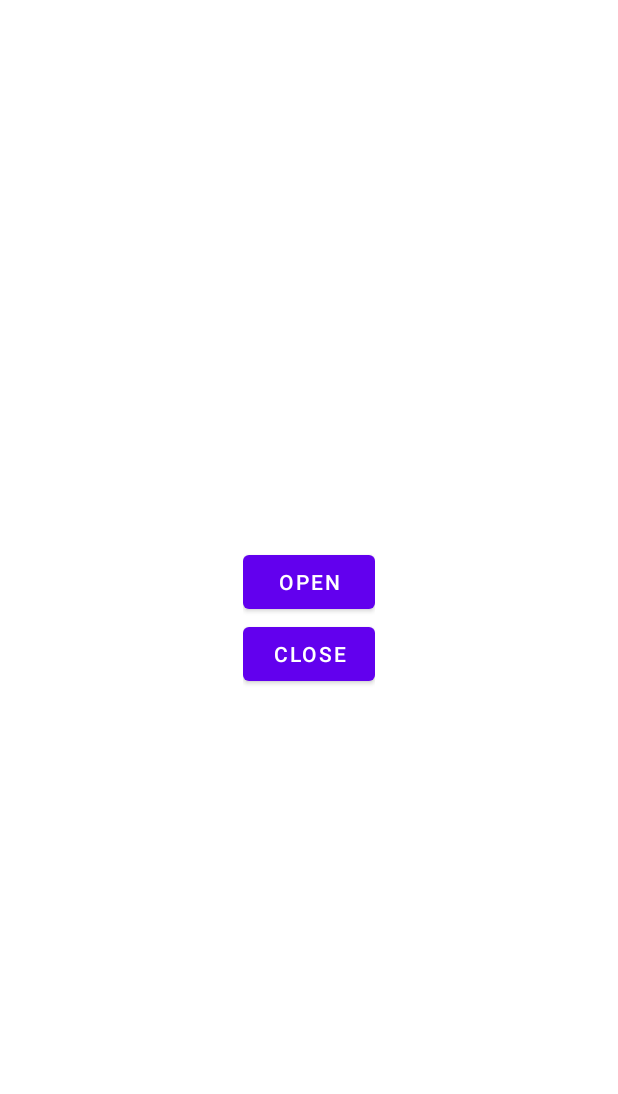
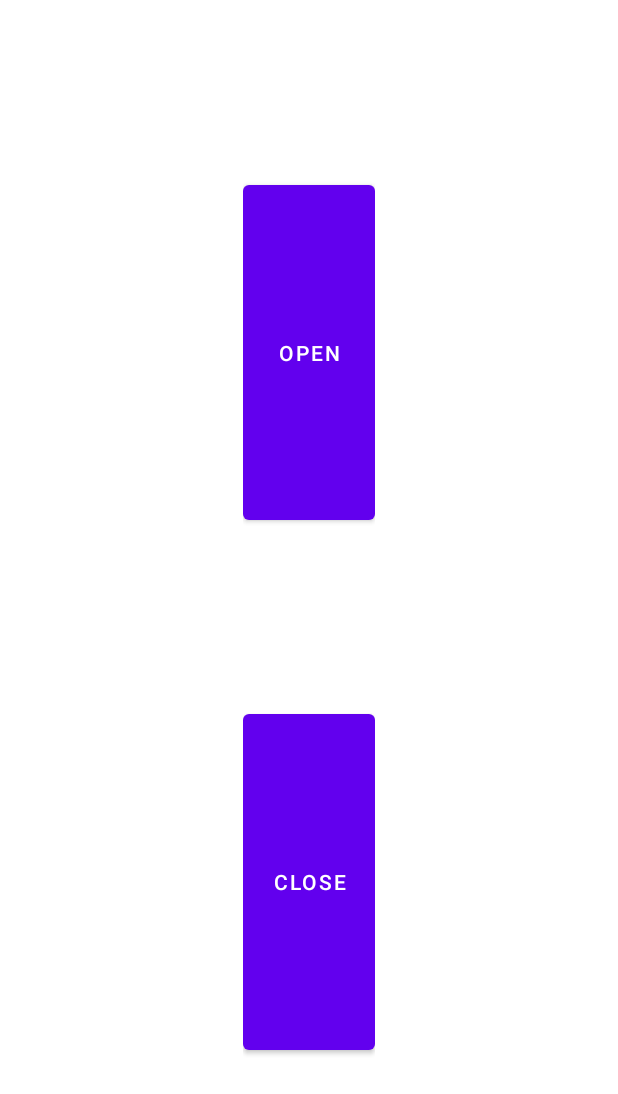
Before and after one commit to enthali/GContrl, an Android app: the layout activity_main.xml on its own in the app's theme, with its tools: preview values and no code run, on a phone screen of 412 x 824 dp. Shown: the top 1094 px of the screen. Run offline under Robolectric (Android 15) with nearby library versions, the phone set to English and light mode, and no system bars.

Commit message:
vertical button distribution

```diff
--- a/app/src/main/res/layout/activity_main.xml
+++ b/app/src/main/res/layout/activity_main.xml
@@ -8,24 +8,42 @@
 
     <LinearLayout
         android:layout_width="wrap_content"
-        android:layout_height="wrap_content"
+        android:layout_height="match_parent"
+        android:weightSum="7"
         android:orientation="vertical"
         app:layout_constraintBottom_toBottomOf="parent"
         app:layout_constraintEnd_toEndOf="parent"
         app:layout_constraintStart_toStartOf="parent"
         app:layout_constraintTop_toTopOf="parent">
 
+        <Space
+            android:layout_width="match_parent"
+            android:layout_height="0pt"
+            android:layout_weight="1" />
+
         <Button
             android:id="@+id/openbutton"
             android:layout_width="match_parent"
-            android:layout_height="wrap_content"
+            android:layout_height="0pt"
+            android:layout_weight="2"
             android:text="@string/open" />
+
+        <Space
+            android:layout_width="match_parent"
+            android:layout_height="0pt"
+            android:layout_weight="1" />
 
         <Button
             android:id="@+id/closebutton"
             android:layout_width="match_parent"
-            android:layout_height="wrap_content"
+            android:layout_height="0pt"
+            android:layout_weight="2"
             android:text="@string/close" />
+
+        <Space
+            android:layout_width="match_parent"
+            android:layout_height="0dp"
+            android:layout_weight="1" />
     </LinearLayout>
 
 </androidx.constraintlayout.widget.ConstraintLayout>
```
